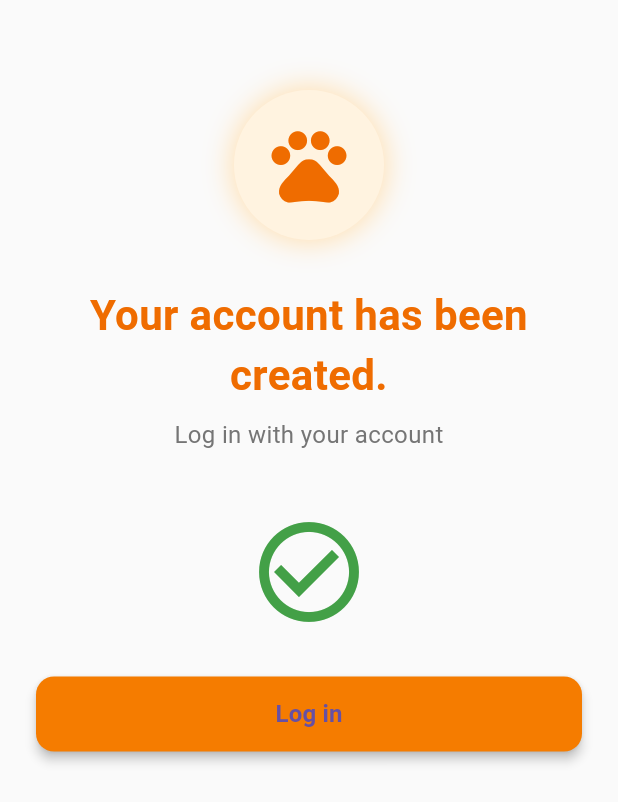
After one commit to hristina6/pet_mate, a Flutter app: the RegistrationSuccessScreen screen opened directly, on a phone screen of 412 x 824 dp. The commit adds this screen. Shown: the top 802 px of the screen. Run offline on Flutter 3.47's test engine with Material 3 defaults, Android fonts, the light colour scheme and no system bars.

Commit message:
Updated login and register

```diff
--- a/lib/screens/register_screen.dart
+++ b/lib/screens/register_screen.dart
@@ -1,4 +1,5 @@
 import 'package:flutter/material.dart';
+import 'package:pet_mate_frontend/screens/register_success_screen.dart';
 import '../services/auth_service.dart';
 import 'home_screen.dart';
 
@@ -51,11 +52,11 @@ class _RegisterScreenState extends State<RegisterScreen> {
     try {
       final user = await authService.register(name, email, password);
 
-      // Navigate to HomeScreen after successful registration
+      // Navigate to Success Screen after successful registration
       Navigator.pushReplacement(
         context,
         MaterialPageRoute(
-          builder: (context) => HomeScreen(userName: user.name),
+          builder: (context) => const RegistrationSuccessScreen(),
         ),
       );
     } catch (e) {
@@ -68,6 +69,7 @@ class _RegisterScreenState extends State<RegisterScreen> {
       isLoading = false;
     });
   }
+
 
   @override
   Widget build(BuildContext context) {
--- /dev/null
+++ b/lib/screens/register_success_screen.dart
@@ -0,0 +1,103 @@
+import 'package:flutter/material.dart';
+import 'login_screen.dart';
+
+class RegistrationSuccessScreen extends StatelessWidget {
+  const RegistrationSuccessScreen({super.key});
+
+  @override
+  Widget build(BuildContext context) {
+    return Scaffold(
+      backgroundColor: Colors.grey[50],
+      body: SingleChildScrollView(
+        child: Padding(
+          padding: const EdgeInsets.symmetric(horizontal: 24.0),
+          child: Column(
+            children: [
+              const SizedBox(height: 60),
+              // Pet icon with shadow (same as register screen)
+              Container(
+                decoration: BoxDecoration(
+                  boxShadow: [
+                    BoxShadow(
+                      color: Colors.orange.shade100,
+                      blurRadius: 15,
+                      spreadRadius: 2,
+                    )
+                  ],
+                  shape: BoxShape.circle,
+                ),
+                child: CircleAvatar(
+                  radius: 50,
+                  backgroundColor: Colors.orange[50],
+                  child: Icon(
+                    Icons.pets,
+                    size: 60,
+                    color: Colors.orange[800],
+                  ),
+                ),
+              ),
+              const SizedBox(height: 30),
+              Text(
+                'Your account has been created.',
+                style: TextStyle(
+                  fontSize: 28,
+                  fontWeight: FontWeight.bold,
+                  color: Colors.orange[800],
+                ),
+                textAlign: TextAlign.center,
+              ),
+              const SizedBox(height: 8),
+              Text(
+                'Log in with your account',
+                style: TextStyle(
+                  fontSize: 16,
+                  color: Colors.grey[600],
+                ),
+                textAlign: TextAlign.center,
+              ),
+              const SizedBox(height: 40),
+              // Success icon
+              Icon(
+                Icons.check_circle_outline,
+                size: 80,
+                color: Colors.green[600],
+              ),
+              const SizedBox(height: 30),
+              SizedBox(
+                width: double.infinity,
+                height: 50,
+                child: ElevatedButton(
+                  style: ElevatedButton.styleFrom(
+                    backgroundColor: Colors.orange[700],
+                    shape: RoundedRectangleBorder(
+                      borderRadius: BorderRadius.circular(12),
+                    ),
+                    elevation: 3,
+                  ),
+                  onPressed: () {
+                    // Navigate to LoginScreen and remove all previous routes
+                    Navigator.pushAndRemoveUntil(
+                      context,
+                      MaterialPageRoute(
+                        builder: (context) => const LoginScreen(),
+                      ),
+                          (route) => false,
+                    );
+                  },
+                  child: const Text(
+                    'Log in',
+                    style: TextStyle(
+                      fontSize: 16,
+                      fontWeight: FontWeight.bold,
+                    ),
+                  ),
+                ),
+              ),
+              const SizedBox(height: 20),
+            ],
+          ),
+        ),
+      ),
+    );
+  }
+}
```
